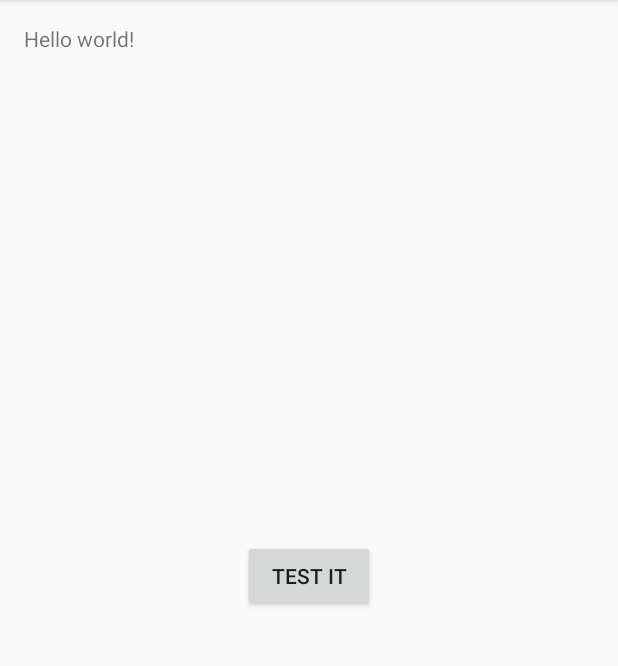
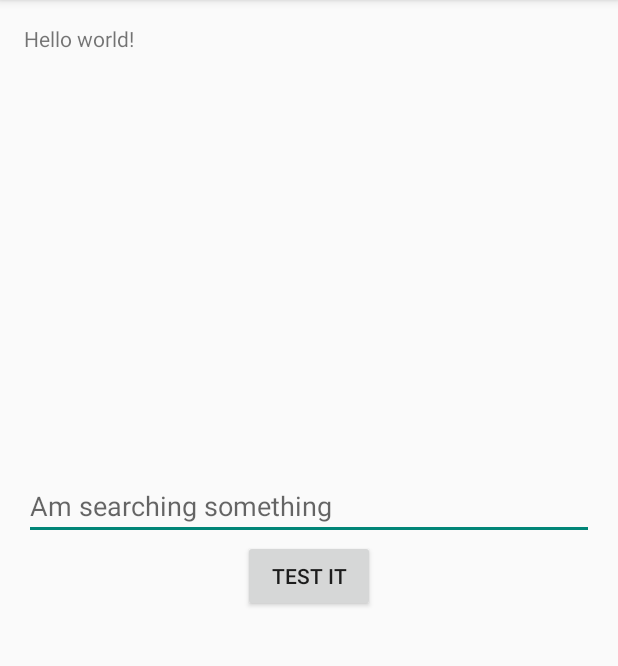
Before and after one commit to sandeeplearner/LearnGitHub, an Android app: the screen it shows after launch (MainActivity), on a phone screen of 412 x 824 dp, the part 84-750 px from its top. Run offline under Robolectric (Android 15) with nearby library versions, the phone set to English and light mode, and no system bars.

Commit message:
added edit textview

```diff
--- a/app/src/main/res/layout/activity_main.xml
+++ b/app/src/main/res/layout/activity_main.xml
@@ -9,8 +9,16 @@
         android:layout_height="wrap_content" />
 
     <Button
+        android:id="@+id/testitButton"
         android:layout_width="wrap_content"
         android:layout_height="wrap_content"
         android:layout_centerInParent="true"
         android:text="Test it"/>
+
+    <EditText
+        android:layout_width="fill_parent"
+        android:layout_height="wrap_content"
+        android:hint="Am searching something"
+        android:layout_above="@id/testitButton"/>
+
 </RelativeLayout>
```
